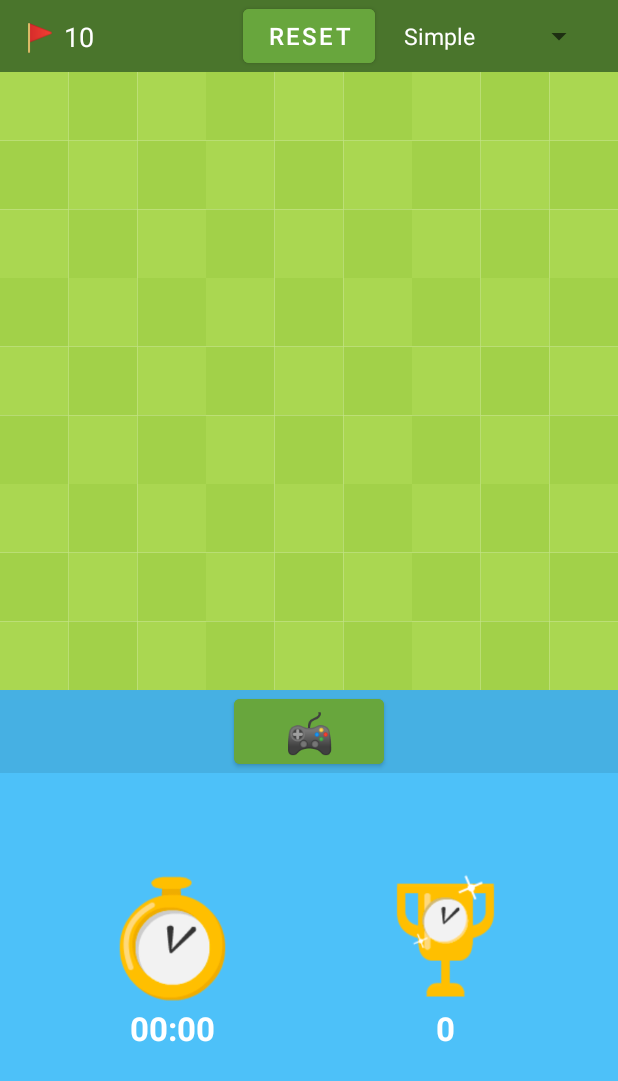
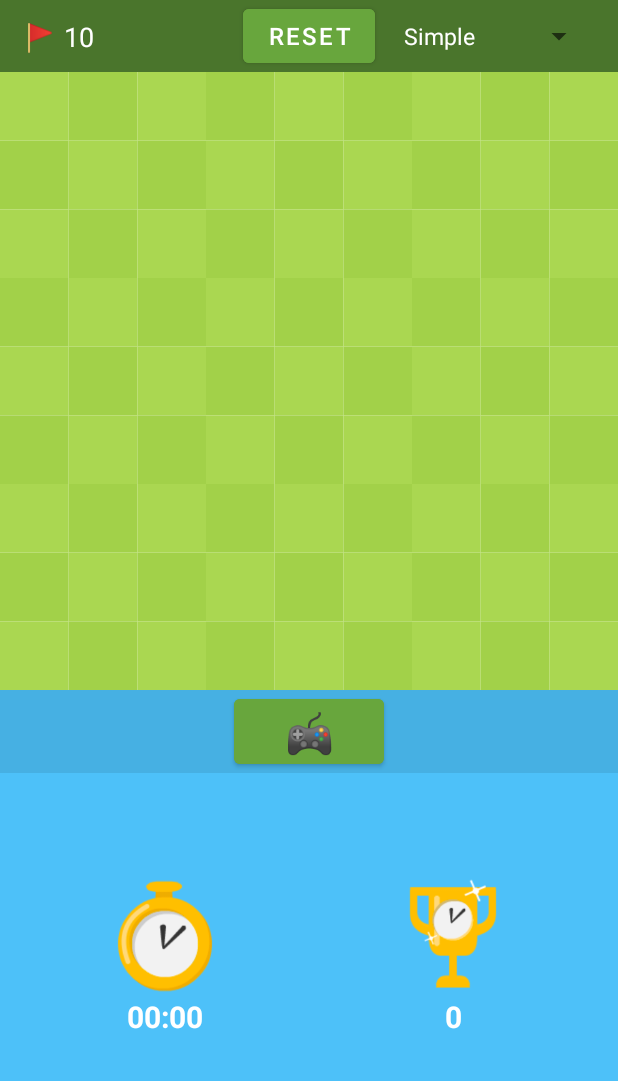
Before and after one commit to BaptisteMartinet/Minesweeper, an Android app: the screen it shows after launch (MainActivity), on a phone screen of 412 x 824 dp. Shown: the top 1081 px of the screen. Run offline under Robolectric (Android 15) with nearby library versions, the light colour scheme and no system bars.

Commit message:
style: minor

```diff
--- a/app/src/main/java/griffith/baptiste/martinet/minesweeper/MainActivity.kt
+++ b/app/src/main/java/griffith/baptiste/martinet/minesweeper/MainActivity.kt
@@ -42,8 +42,8 @@ class MainActivity : AppCompatActivity() {
               nbMines = 40
             }
             3 -> { //impossible
-              boardSize = 30
-              nbMines = 150
+              boardSize = 100
+              nbMines = 9999
             }
             else -> {
               boardSize = 10
@@ -51,7 +51,7 @@ class MainActivity : AppCompatActivity() {
             }
           }
           _minesweeperGame.updateBoardSettings(boardSize, nbMines)
-          Toast.makeText(applicationContext, "Changed difficulty to ${parent?.getItemAtPosition(pos)}.\n(boardSize: $boardSize, nbMines: $nbMines)", Toast.LENGTH_SHORT).show()
+          Toast.makeText(applicationContext, "Changed difficulty to ${parent?.getItemAtPosition(pos)}.\n(boardSize: ${boardSize}x${boardSize}, nbMines: $nbMines)", Toast.LENGTH_SHORT).show()
         }
         override fun onNothingSelected(parent: AdapterView<*>?) {}
       }
--- a/app/src/main/res/layout/activity_main.xml
+++ b/app/src/main/res/layout/activity_main.xml
@@ -86,8 +86,8 @@
 
     <ImageView
       android:id="@+id/imageClock"
-      android:layout_width="90dp"
-      android:layout_height="90dp"
+      android:layout_width="80dp"
+      android:layout_height="80dp"
       android:layout_marginStart="70dp"
       android:src="@drawable/clock_icon"
       app:layout_constraintBottom_toBottomOf="parent"
@@ -101,7 +101,7 @@
       android:layout_width="wrap_content"
       android:layout_height="wrap_content"
       android:textColor="@color/white"
-      android:textSize="22sp"
+      android:textSize="20sp"
       android:textStyle="bold"
       app:layout_constraintEnd_toEndOf="@+id/imageClock"
       app:layout_constraintStart_toStartOf="@+id/imageClock"
@@ -109,8 +109,8 @@
 
     <ImageView
       android:id="@+id/imageTrophy"
-      android:layout_width="90dp"
-      android:layout_height="90dp"
+      android:layout_width="80dp"
+      android:layout_height="80dp"
       android:layout_marginEnd="70dp"
       android:src="@drawable/trophy_icon"
       app:layout_constraintBottom_toBottomOf="parent"
@@ -125,7 +125,7 @@
       android:layout_height="wrap_content"
       android:text="@string/default_best_time_value"
       android:textColor="@color/white"
-      android:textSize="22sp"
+      android:textSize="20sp"
       android:textStyle="bold"
       app:layout_constraintEnd_toEndOf="@+id/imageTrophy"
       app:layout_constraintStart_toStartOf="@+id/imageTrophy"
```
